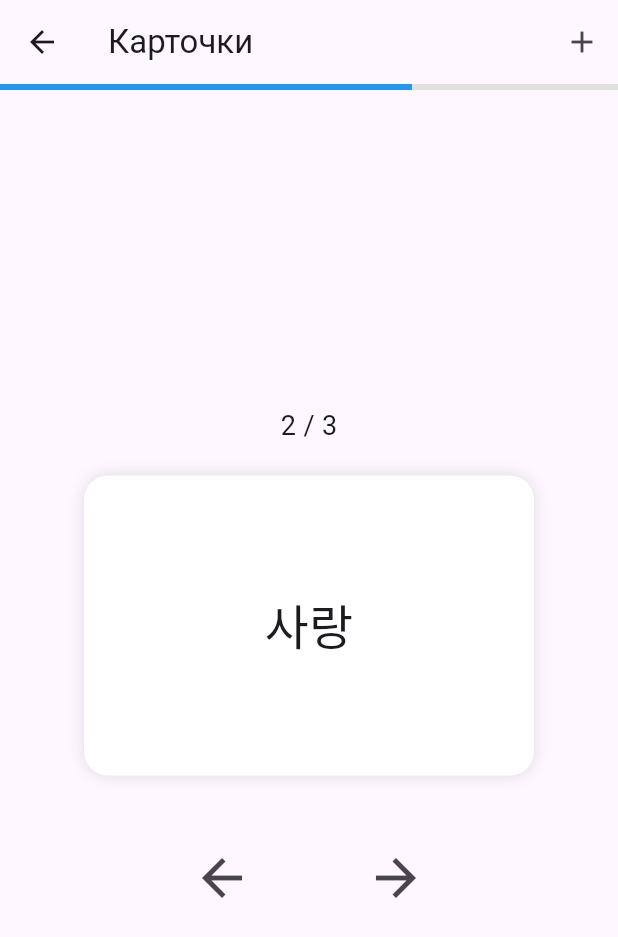
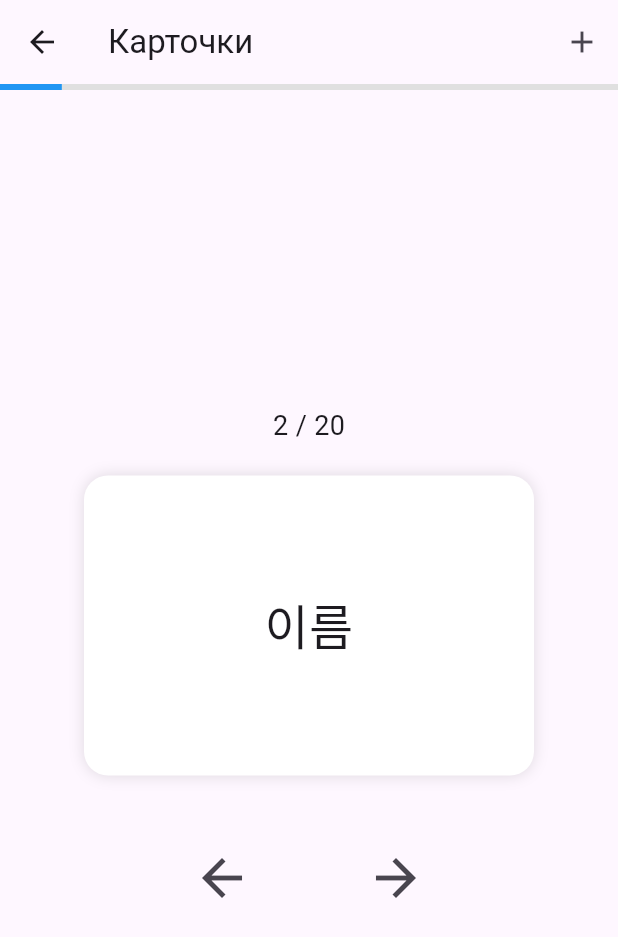
Before and after one commit to codecikoi/gwenchana, a Flutter app: the VocabularyPage screen opened by its route, after a tap on "안녕하세요", after a tap on the "arrow forward" icon, on a phone screen of 412 x 824 dp. Shown: the top 937 px of the screen. Run offline on Flutter 3.47's test engine with Material 3 defaults, Android fonts, the phone set to English and light mode, and no system bars; our stand-ins replace bloc, equatable, firebase_auth, firebase_core, flutter_bloc, flutter_dotenv and 4 more; missing offline and left inert: flutter_facebook_auth; accounts and stored records are empty.

Commit message:
list of cards

```diff
--- a/lib/presentation/pages/vocabulary_page.dart
+++ b/lib/presentation/pages/vocabulary_page.dart
@@ -19,8 +19,25 @@ class _VocabularyPageState extends State<VocabularyPage>
     with SingleTickerProviderStateMixin {
   List<VocabularyCard> cards = [
     VocabularyCard(korean: '안녕하세요', english: 'Hello'),
-    VocabularyCard(korean: '사랑', english: 'Love'),
-    VocabularyCard(korean: '책', english: 'Book'),
+    VocabularyCard(korean: '이름', english: 'Name'),
+    VocabularyCard(korean: '직업', english: 'Job/Occupation'),
+    VocabularyCard(korean: '국적', english: 'Nationality'),
+    VocabularyCard(korean: '어느', english: 'Which'),
+    VocabularyCard(korean: '나라', english: 'Country'),
+    VocabularyCard(korean: '시원', english: 'Cool/Refreshing'),
+    VocabularyCard(korean: '한국', english: 'Korea'),
+    VocabularyCard(korean: '미국', english: 'America/USA'),
+    VocabularyCard(korean: '중국', english: 'China'),
+    VocabularyCard(korean: '일본', english: 'Japan'),
+    VocabularyCard(korean: '학교에서', english: 'At school'),
+    VocabularyCard(korean: '선생님', english: 'Teacher'),
+    VocabularyCard(korean: '회사원', english: 'Office worker'),
+    VocabularyCard(korean: '영어 강사', english: 'English instructor'),
+    VocabularyCard(korean: '의사', english: 'Doctor'),
+    VocabularyCard(korean: '브라질', english: 'Brazil'),
+    VocabularyCard(korean: '뉴욕', english: 'New York'),
+    VocabularyCard(korean: '영어', english: 'English'),
+    VocabularyCard(korean: '한국어', english: 'Korean'),
   ];
   int currentIndex = 0;
   bool showEnglish = false;
```
